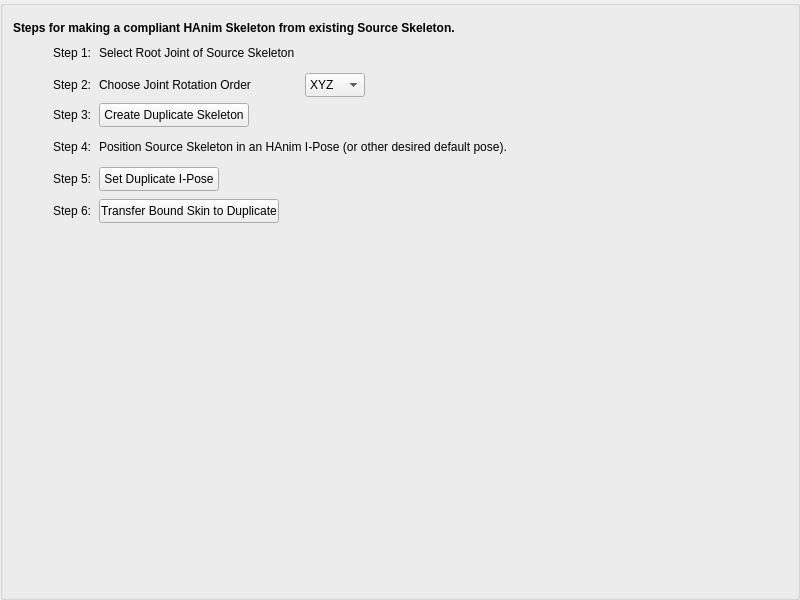
Above: rawkee4maya/maya/auxilary/RKCharacterEditorGenericSkeletonPanel.ui from und-dream-lab/rawkee before the change. Below: the same form after it.
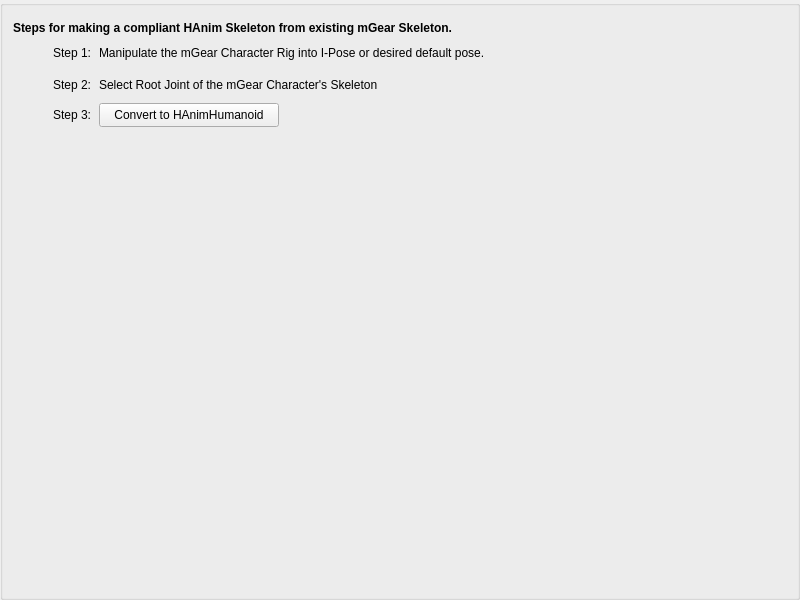
That is the form after the change.

Commit message: Refined Character Editor UI to support configuring mGear character for HAnim export. (#103)

```diff
--- a/rawkee4maya/maya/auxilary/RKCharacterEditorGenericSkeletonPanel.ui
+++ b/rawkee4maya/maya/auxilary/RKCharacterEditorGenericSkeletonPanel.ui
@@ -68,7 +68,7 @@
           </font>
          </property>
          <property name="text">
-          <string>Steps for making a compliant HAnim Skeleton from existing Source Skeleton.</string>
+          <string>Steps for making a compliant HAnim Skeleton from existing mGear Skeleton.</string>
          </property>
          <property name="alignment">
           <set>Qt::AlignBottom|Qt::AlignLeading|Qt::AlignLeft</set>
@@ -123,7 +123,7 @@
        <item>
         <widget class="QLabel" name="genSelRootLabel">
          <property name="text">
-          <string>Select Root Joint of Source Skeleton</string>
+          <string>Manipulate the mGear Character Rig into I-Pose or desired default pose.</string>
          </property>
         </widget>
        </item>
@@ -170,70 +170,21 @@
         <widget class="QLabel" name="rotOrderLabelEX">
          <property name="minimumSize">
           <size>
-           <width>200</width>
+           <width>350</width>
            <height>24</height>
           </size>
          </property>
          <property name="maximumSize">
           <size>
-           <width>200</width>
+           <width>350</width>
            <height>24</height>
           </size>
          </property>
          <property name="text">
-          <string>Choose Joint Rotation Order</string>
+          <string>Select Root Joint of the mGear Character's Skeleton</string>
          </property>
         </widget>
        </item>
-       <item>
-        <widget class="QComboBox" name="rotOrderComboBoxGN">
-         <property name="minimumSize">
-          <size>
-           <width>60</width>
-           <height>24</height>
-          </size>
-         </property>
-         <property name="maximumSize">
-          <size>
-           <width>60</width>
-           <height>24</height>
-          </size>
-         </property>
-         <property name="currentIndex">
-          <number>0</number>
-         </property>
-         <item>
-          <property name="text">
-           <string>XYZ</string>
-          </property>
-         </item>
-         <item>
-          <property name="text">
-           <string>YZX</string>
-          </property>
-         </item>
-         <item>
-          <property name="text">
-           <string>ZXY</string>
-          </property>
-         </item>
-         <item>
-          <property name="text">
-           <string>XZY</string>
-          </property>
-         </item>
-         <item>
-          <property name="text">
-           <string>YXZ</string>
-          </property>
-         </item>
-         <item>
-          <property name="text">
-           <string>ZYX</string>
-          </property>
-         </item>
-        </widget>
-       </item>
        <item>
         <spacer name="horizontalSpacer">
          <property name="orientation">
@@ -283,18 +234,18 @@
         <widget class="QPushButton" name="createDuplicate">
          <property name="minimumSize">
           <size>
-           <width>150</width>
+           <width>180</width>
            <height>24</height>
           </size>
          </property>
          <property name="maximumSize">
           <size>
-           <width>150</width>
+           <width>180</width>
            <height>24</height>
           </size>
          </property>
          <property name="text">
-          <string>Create Duplicate Skeleton</string>
+          <string>Convert to HAnimHumanoid</string>
          </property>
         </widget>
        </item>
@@ -313,189 +264,6 @@
        </item>
       </layout>
      </item>
-     <item>
-      <layout class="QHBoxLayout" name="horizontalLayout_10">
-       <property name="spacing">
-        <number>6</number>
-       </property>
-       <property name="leftMargin">
-        <number>40</number>
-       </property>
-       <property name="bottomMargin">
-        <number>2</number>
-       </property>
-       <item>
-        <widget class="QLabel" name="genStep4">
-         <property name="minimumSize">
-          <size>
-           <width>40</width>
-           <height>24</height>
-          </size>
-         </property>
-         <property name="maximumSize">
-          <size>
-           <width>40</width>
-           <height>24</height>
-          </size>
-         </property>
-         <property name="text">
-          <string>Step 4:</string>
-         </property>
-        </widget>
-       </item>
-       <item>
-        <widget class="QLabel" name="genSourceLabel">
-         <property name="text">
-          <string>Position Source Skeleton in an HAnim I-Pose (or other desired default pose).</string>
-         </property>
-        </widget>
-       </item>
-       <item>
-        <spacer name="horizontalSpacer_10">
-         <property name="orientation">
-          <enum>Qt::Horizontal</enum>
-         </property>
-         <property name="sizeHint" stdset="0">
-          <size>
-           <width>20</width>
-           <height>24</height>
-          </size>
-         </property>
-        </spacer>
-       </item>
-      </layout>
-     </item>
-     <item>
-      <layout class="QHBoxLayout" name="horizontalLayout_2">
-       <property name="spacing">
-        <number>6</number>
-       </property>
-       <property name="leftMargin">
-        <number>40</number>
-       </property>
-       <property name="bottomMargin">
-        <number>2</number>
-       </property>
-       <item>
-        <widget class="QLabel" name="genStep5">
-         <property name="minimumSize">
-          <size>
-           <width>40</width>
-           <height>24</height>
-          </size>
-         </property>
-         <property name="maximumSize">
-          <size>
-           <width>40</width>
-           <height>24</height>
-          </size>
-         </property>
-         <property name="text">
-          <string>Step 5:</string>
-         </property>
-        </widget>
-       </item>
-       <item>
-        <widget class="QPushButton" name="setDuplicateIPose">
-         <property name="minimumSize">
-          <size>
-           <width>120</width>
-           <height>24</height>
-          </size>
-         </property>
-         <property name="maximumSize">
-          <size>
-           <width>120</width>
-           <height>24</height>
-          </size>
-         </property>
-         <property name="text">
-          <string>Set Duplicate I-Pose</string>
-         </property>
-        </widget>
-       </item>
-       <item>
-        <spacer name="horizontalSpacer_2">
-         <property name="orientation">
-          <enum>Qt::Horizontal</enum>
-         </property>
-         <property name="sizeHint" stdset="0">
-          <size>
-           <width>40</width>
-           <height>20</height>
-          </size>
-         </property>
-        </spacer>
-       </item>
-      </layout>
-     </item>
-     <item>
-      <layout class="QHBoxLayout" name="horizontalLayout_3">
-       <property name="spacing">
-        <number>6</number>
-       </property>
-       <property name="leftMargin">
-        <number>40</number>
-       </property>
-       <property name="bottomMargin">
-        <number>2</number>
-       </property>
-       <item>
-        <widget class="QLabel" name="genStep6">
-         <property name="minimumSize">
-          <size>
-           <width>40</width>
-           <height>24</height>
-          </size>
-         </property>
-         <property name="maximumSize">
-          <size>
-           <width>40</width>
-           <height>24</height>
-          </size>
-         </property>
-         <property name="text">
-          <string>Step 6:</string>
-         </property>
-         <property name="alignment">
-          <set>Qt::AlignLeading|Qt::AlignLeft|Qt::AlignVCenter</set>
-         </property>
-        </widget>
-       </item>
-       <item>
-        <widget class="QPushButton" name="transferToDuplicate">
-         <property name="minimumSize">
-          <size>
-           <width>180</width>
-           <height>24</height>
-          </size>
-         </property>
-         <property name="maximumSize">
-          <size>
-           <width>180</width>
-           <height>24</height>
-          </size>
-         </property>
-         <property name="text">
-          <string>Transfer Bound Skin to Duplicate</string>
-         </property>
-        </widget>
-       </item>
-       <item>
-        <spacer name="horizontalSpacer_3">
-         <property name="orientation">
-          <enum>Qt::Horizontal</enum>
-         </property>
-         <property name="sizeHint" stdset="0">
-          <size>
-           <width>40</width>
-           <height>24</height>
-          </size>
-         </property>
-        </spacer>
-       </item>
-      </layout>
-     </item>
     </layout>
    </item>
    <item>
```
The commit also changes 7 other files.
